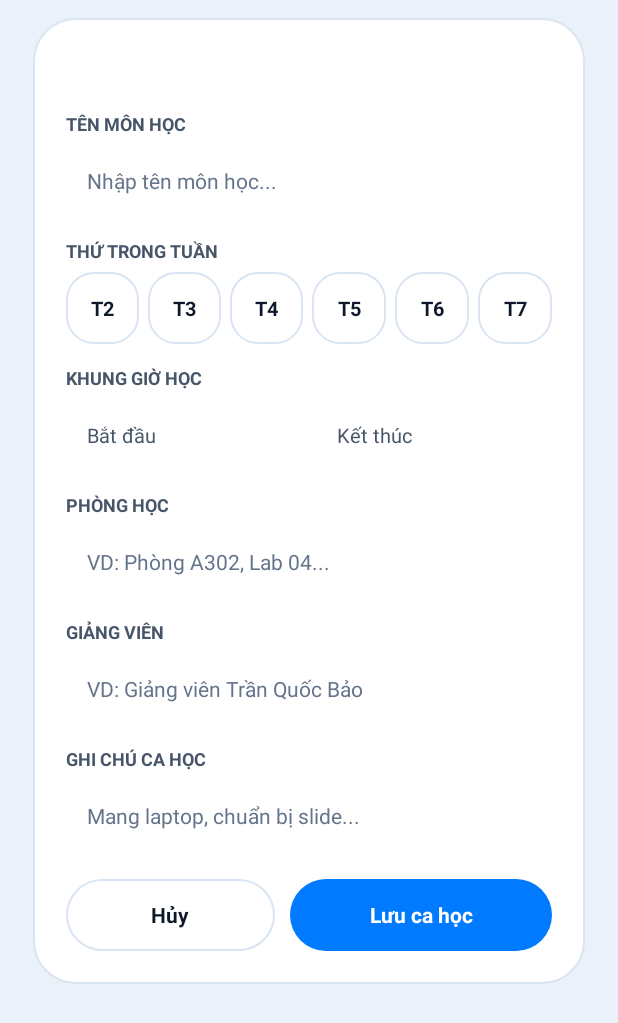
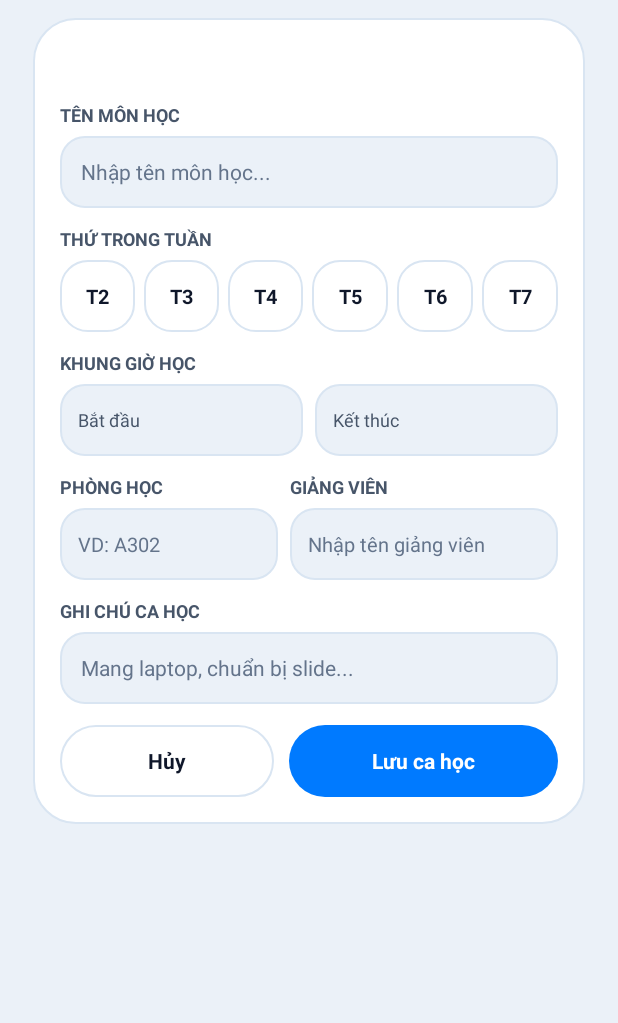
Before and after one commit to Khanhnv26/MiniPocketKit, an Android app: the layout dialog_frost_schedule.xml on its own in the app's theme, with its tools: preview values and no code run, on a phone screen of 412 x 824 dp. Shown: the top 1023 px of the screen. Run offline under Robolectric (Android 15) with nearby library versions, the phone set to English and light mode, and no system bars.

Commit message:
Polish schedule dialog inputs
Refresh the schedule editor layout and input styling, keep its fields and actions accessible in a scrollable form, and tighten export format chips. Simplify room and lecturer hints, and use the lowercase scale drawable tag for the GPA progress bar.

```diff
--- /dev/null
+++ b/app/src/main/res/drawable/bg_dialog_input.xml
@@ -0,0 +1,9 @@
+<?xml version="1.0" encoding="utf-8"?>
+<shape xmlns:android="http://schemas.android.com/apk/res/android"
+    android:shape="rectangle">
+    <solid android:color="@color/frost_canvas_top" />
+    <stroke
+        android:width="1dp"
+        android:color="@color/glass_rim_soft" />
+    <corners android:radius="16dp" />
+</shape>
--- a/app/src/main/res/drawable/bg_progress_gpa.xml
+++ b/app/src/main/res/drawable/bg_progress_gpa.xml
@@ -7,13 +7,13 @@
         </shape>
     </item>
     <item android:id="@android:id/progress">
-        <ScaleDrawable
+        <scale
             android:scaleWidth="100%"
             android:scaleGravity="left">
             <shape android:shape="rectangle">
                 <solid android:color="@color/accent_sapphire" />
                 <corners android:radius="@dimen/radius_pill" />
             </shape>
-        </ScaleDrawable>
+        </scale>
     </item>
 </layer-list>
--- a/app/src/main/res/layout/dialog_frost_schedule.xml
+++ b/app/src/main/res/layout/dialog_frost_schedule.xml
@@ -5,19 +5,12 @@
     android:paddingHorizontal="@dimen/dialog_outer_padding_h"
     android:paddingVertical="@dimen/dialog_outer_padding_v">
 
-    <ScrollView
-        android:layout_width="match_parent"
-        android:layout_height="wrap_content"
-        android:fillViewport="true"
-        android:overScrollMode="never"
-        android:scrollbars="none">
-
     <LinearLayout
         android:layout_width="match_parent"
         android:layout_height="wrap_content"
         android:background="@drawable/bg_dialog_frost"
         android:orientation="vertical"
-            android:padding="@dimen/dialog_inner_padding">
+        android:padding="@dimen/card_padding">
 
         <TextView
             android:id="@+id/tvScheduleDialogTitle"
@@ -27,10 +20,21 @@
             android:textSize="@dimen/text_size_dialog_title"
             android:textStyle="bold" />
 
+        <ScrollView
+            android:layout_width="match_parent"
+            android:layout_height="wrap_content"
+            android:layout_marginTop="@dimen/card_gap"
+            android:overScrollMode="never"
+            android:scrollbars="none">
+
+            <LinearLayout
+                android:layout_width="match_parent"
+                android:layout_height="wrap_content"
+                android:orientation="vertical">
+
                 <TextView
                     android:layout_width="match_parent"
                     android:layout_height="wrap_content"
-                android:layout_marginTop="@dimen/dialog_field_gap"
                     android:text="@string/schedule_dialog_subject_label"
                     android:textColor="@color/ink_secondary"
                     android:textSize="@dimen/text_size_caption"
@@ -41,13 +45,14 @@
                     android:layout_width="match_parent"
                     android:layout_height="wrap_content"
                     android:layout_marginTop="@dimen/dialog_label_gap"
-                android:background="@drawable/bg_glass_inner"
+                    android:background="@drawable/bg_dialog_input"
                     android:hint="@string/schedule_dialog_subject_hint"
                     android:imeOptions="actionNext"
+                    android:importantForAutofill="no"
                     android:inputType="textCapSentences"
                     android:minHeight="@dimen/input_min_height"
                     android:paddingHorizontal="@dimen/chip_padding_h"
-                android:paddingVertical="@dimen/card_gap"
+                    android:paddingVertical="@dimen/badge_padding_v"
                     android:singleLine="true"
                     android:textColor="@color/ink_primary"
                     android:textColorHint="@color/ink_muted"
@@ -56,7 +61,7 @@
                 <TextView
                     android:layout_width="match_parent"
                     android:layout_height="wrap_content"
-                android:layout_marginTop="@dimen/dialog_field_gap"
+                    android:layout_marginTop="@dimen/card_gap"
                     android:text="@string/schedule_dialog_day_label"
                     android:textColor="@color/ink_secondary"
                     android:textSize="@dimen/text_size_caption"
@@ -167,7 +172,7 @@
                 <TextView
                     android:layout_width="match_parent"
                     android:layout_height="wrap_content"
-                android:layout_marginTop="@dimen/dialog_field_gap"
+                    android:layout_marginTop="@dimen/card_gap"
                     android:text="@string/schedule_dialog_time_label"
                     android:textColor="@color/ink_secondary"
                     android:textSize="@dimen/text_size_caption"
@@ -185,13 +190,13 @@
                         android:layout_width="0dp"
                         android:layout_height="wrap_content"
                         android:layout_weight="1"
-                    android:background="@drawable/bg_glass_inner"
+                        android:background="@drawable/bg_dialog_input"
                         android:clickable="true"
                         android:focusable="true"
                         android:gravity="center_vertical"
                         android:minHeight="@dimen/touch_target_min"
                         android:orientation="horizontal"
-                    android:paddingHorizontal="@dimen/chip_padding_h">
+                        android:paddingHorizontal="@dimen/badge_padding_h">
 
                         <TextView
                             android:layout_width="0dp"
@@ -199,7 +204,7 @@
                             android:layout_weight="1"
                             android:text="@string/schedule_dialog_start_label"
                             android:textColor="@color/ink_secondary"
-                        android:textSize="@dimen/text_size_body" />
+                            android:textSize="@dimen/text_size_caption" />
 
                         <TextView
                             android:id="@+id/tvDialogStartTimeValue"
@@ -215,15 +220,15 @@
                         android:id="@+id/btnDialogEndTime"
                         android:layout_width="0dp"
                         android:layout_height="wrap_content"
-                    android:layout_marginStart="@dimen/dialog_button_gap"
+                        android:layout_marginStart="@dimen/chip_gap"
                         android:layout_weight="1"
-                    android:background="@drawable/bg_glass_inner"
+                        android:background="@drawable/bg_dialog_input"
                         android:clickable="true"
                         android:focusable="true"
                         android:gravity="center_vertical"
                         android:minHeight="@dimen/touch_target_min"
                         android:orientation="horizontal"
-                    android:paddingHorizontal="@dimen/chip_padding_h">
+                        android:paddingHorizontal="@dimen/badge_padding_h">
 
                         <TextView
                             android:layout_width="0dp"
@@ -231,7 +236,7 @@
                             android:layout_weight="1"
                             android:text="@string/schedule_dialog_end_label"
                             android:textColor="@color/ink_secondary"
-                        android:textSize="@dimen/text_size_body" />
+                            android:textSize="@dimen/text_size_caption" />
 
                         <TextView
                             android:id="@+id/tvDialogEndTimeValue"
@@ -244,10 +249,22 @@
                     </LinearLayout>
                 </LinearLayout>
 
+                <LinearLayout
+                    android:layout_width="match_parent"
+                    android:layout_height="wrap_content"
+                    android:layout_marginTop="@dimen/card_gap"
+                    android:baselineAligned="false"
+                    android:orientation="horizontal">
+
+                    <LinearLayout
+                        android:layout_width="0dp"
+                        android:layout_height="wrap_content"
+                        android:layout_weight="0.9"
+                        android:orientation="vertical">
+
                         <TextView
                             android:layout_width="match_parent"
                             android:layout_height="wrap_content"
-                android:layout_marginTop="@dimen/dialog_field_gap"
                             android:text="@string/schedule_dialog_room_label"
                             android:textColor="@color/ink_secondary"
                             android:textSize="@dimen/text_size_caption"
@@ -258,22 +275,30 @@
                             android:layout_width="match_parent"
                             android:layout_height="wrap_content"
                             android:layout_marginTop="@dimen/dialog_label_gap"
-                android:background="@drawable/bg_glass_inner"
+                            android:background="@drawable/bg_dialog_input"
                             android:hint="@string/schedule_dialog_room_hint"
                             android:imeOptions="actionNext"
+                            android:importantForAutofill="no"
                             android:inputType="textCapWords"
                             android:minHeight="@dimen/input_min_height"
-                android:paddingHorizontal="@dimen/chip_padding_h"
-                android:paddingVertical="@dimen/card_gap"
+                            android:paddingHorizontal="@dimen/badge_padding_h"
+                            android:paddingVertical="@dimen/badge_padding_v"
                             android:singleLine="true"
                             android:textColor="@color/ink_primary"
                             android:textColorHint="@color/ink_muted"
-                android:textSize="@dimen/text_size_input" />
+                            android:textSize="@dimen/text_size_body" />
+                    </LinearLayout>
+
+                    <LinearLayout
+                        android:layout_width="0dp"
+                        android:layout_height="wrap_content"
+                        android:layout_marginStart="@dimen/chip_gap"
+                        android:layout_weight="1.1"
+                        android:orientation="vertical">
 
                         <TextView
                             android:layout_width="match_parent"
                             android:layout_height="wrap_content"
-                android:layout_marginTop="@dimen/dialog_field_gap"
                             android:text="@string/schedule_dialog_lecturer_label"
                             android:textColor="@color/ink_secondary"
                             android:textSize="@dimen/text_size_caption"
@@ -284,22 +309,25 @@
                             android:layout_width="match_parent"
                             android:layout_height="wrap_content"
                             android:layout_marginTop="@dimen/dialog_label_gap"
-                android:background="@drawable/bg_glass_inner"
+                            android:background="@drawable/bg_dialog_input"
                             android:hint="@string/schedule_dialog_lecturer_hint"
                             android:imeOptions="actionNext"
+                            android:importantForAutofill="no"
                             android:inputType="textPersonName|textCapWords"
                             android:minHeight="@dimen/input_min_height"
-                android:paddingHorizontal="@dimen/chip_padding_h"
-                android:paddingVertical="@dimen/card_gap"
+                            android:paddingHorizontal="@dimen/badge_padding_h"
+                            android:paddingVertical="@dimen/badge_padding_v"
                             android:singleLine="true"
                             android:textColor="@color/ink_primary"
                             android:textColorHint="@color/ink_muted"
-                android:textSize="@dimen/text_size_input" />
+                            android:textSize="@dimen/text_size_body" />
+                    </LinearLayout>
+                </LinearLayout>
 
                 <TextView
                     android:layout_width="match_parent"
                     android:layout_height="wrap_content"
-                android:layout_marginTop="@dimen/dialog_field_gap"
+                    android:layout_marginTop="@dimen/card_gap"
                     android:text="@string/schedule_dialog_note_label"
                     android:textColor="@color/ink_secondary"
                     android:textSize="@dimen/text_size_caption"
@@ -310,22 +338,25 @@
                     android:layout_width="match_parent"
                     android:layout_height="wrap_content"
                     android:layout_marginTop="@dimen/dialog_label_gap"
-                android:background="@drawable/bg_glass_inner"
+                    android:background="@drawable/bg_dialog_input"
                     android:hint="@string/schedule_dialog_note_hint"
                     android:imeOptions="actionDone"
+                    android:importantForAutofill="no"
                     android:inputType="textCapSentences"
-                android:maxLines="2"
                     android:minHeight="@dimen/input_min_height"
                     android:paddingHorizontal="@dimen/chip_padding_h"
-                android:paddingVertical="@dimen/card_gap"
+                    android:paddingVertical="@dimen/badge_padding_v"
+                    android:singleLine="true"
                     android:textColor="@color/ink_primary"
                     android:textColorHint="@color/ink_muted"
                     android:textSize="@dimen/text_size_input" />
+            </LinearLayout>
+        </ScrollView>
 
         <LinearLayout
             android:layout_width="match_parent"
             android:layout_height="wrap_content"
-                android:layout_marginTop="@dimen/card_padding"
+            android:layout_marginTop="@dimen/section_gap"
             android:baselineAligned="false"
             android:orientation="horizontal">
 
@@ -377,5 +408,4 @@
             android:textStyle="bold"
             android:visibility="gone" />
     </LinearLayout>
-    </ScrollView>
 </FrameLayout>
--- a/app/src/main/res/layout/dialog_frost_schedule_export.xml
+++ b/app/src/main/res/layout/dialog_frost_schedule_export.xml
@@ -49,17 +49,17 @@
                 android:id="@+id/chipExportXlsx"
                 android:layout_width="0dp"
                 android:layout_height="wrap_content"
-                android:layout_weight="1.15"
+                android:layout_weight="1.1"
                 android:background="@drawable/bg_chip_selected"
                 android:clickable="true"
                 android:focusable="true"
                 android:gravity="center"
                 android:minHeight="@dimen/touch_target_min"
-                android:paddingHorizontal="@dimen/chip_gap"
+                android:paddingHorizontal="4dp"
                 android:singleLine="true"
                 android:text="@string/schedule_export_format_xlsx"
                 android:textColor="@color/white"
-                android:textSize="@dimen/text_size_body"
+                android:textSize="@dimen/text_size_caption"
                 android:textStyle="bold" />
 
             <TextView
@@ -67,17 +67,17 @@
                 android:layout_width="0dp"
                 android:layout_height="wrap_content"
                 android:layout_marginStart="@dimen/day_chip_gap"
-                android:layout_weight="1"
+                android:layout_weight="0.95"
                 android:background="@drawable/bg_chip_unselected"
                 android:clickable="true"
                 android:focusable="true"
                 android:gravity="center"
                 android:minHeight="@dimen/touch_target_min"
-                android:paddingHorizontal="@dimen/chip_gap"
+                android:paddingHorizontal="4dp"
                 android:singleLine="true"
                 android:text="@string/schedule_export_format_csv"
                 android:textColor="@color/ink_primary"
-                android:textSize="@dimen/text_size_body"
+                android:textSize="@dimen/text_size_caption"
                 android:textStyle="bold" />
 
             <TextView
@@ -85,17 +85,17 @@
                 android:layout_width="0dp"
                 android:layout_height="wrap_content"
                 android:layout_marginStart="@dimen/day_chip_gap"
-                android:layout_weight="1"
+                android:layout_weight="1.0"
                 android:background="@drawable/bg_chip_unselected"
                 android:clickable="true"
                 android:focusable="true"
                 android:gravity="center"
                 android:minHeight="@dimen/touch_target_min"
-                android:paddingHorizontal="@dimen/chip_gap"
+                android:paddingHorizontal="4dp"
                 android:singleLine="true"
                 android:text="@string/schedule_export_format_json"
                 android:textColor="@color/ink_primary"
-                android:textSize="@dimen/text_size_body"
+                android:textSize="@dimen/text_size_caption"
                 android:textStyle="bold" />
         </LinearLayout>
 
--- a/app/src/main/res/values/strings.xml
+++ b/app/src/main/res/values/strings.xml
@@ -115,9 +115,9 @@
     <string name="schedule_dialog_start_label">Bắt đầu</string>
     <string name="schedule_dialog_end_label">Kết thúc</string>
     <string name="schedule_dialog_room_label">PHÒNG HỌC</string>
-    <string name="schedule_dialog_room_hint">VD: Phòng A302, Lab 04...</string>
+    <string name="schedule_dialog_room_hint">VD: A302</string>
     <string name="schedule_dialog_lecturer_label">GIẢNG VIÊN</string>
-    <string name="schedule_dialog_lecturer_hint">VD: Giảng viên Trần Quốc Bảo</string>
+    <string name="schedule_dialog_lecturer_hint">Nhập tên giảng viên</string>
     <string name="schedule_dialog_note_label">GHI CHÚ CA HỌC</string>
     <string name="schedule_dialog_note_hint">Mang laptop, chuẩn bị slide...</string>
     <string name="schedule_dialog_btn_save">Lưu ca học</string>
```
Lines whose indentation alone changed are shown as unchanged.
